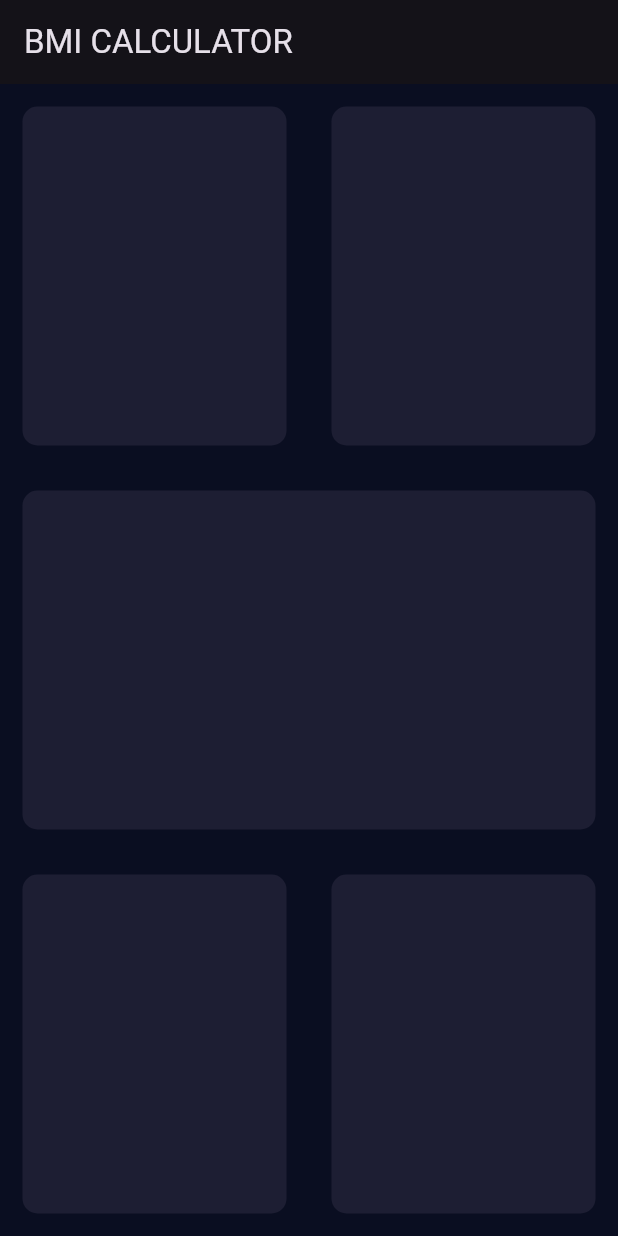
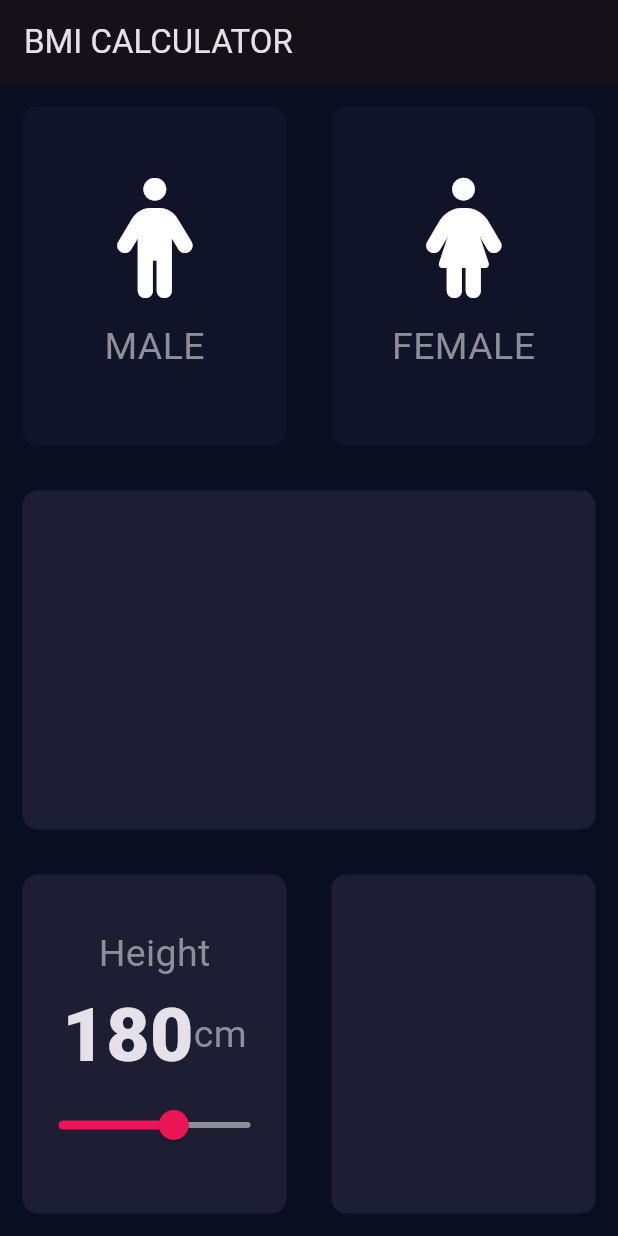
Before and after one commit to inzamam-ul-haq-FA22-BSE-078/Inzamam-FA22-BSE-078, a Flutter app: the screen it shows after launch, on a phone screen of 412 x 824 dp. Run offline on Flutter 3.47's test engine with Material 3 defaults, Android fonts, the light colour scheme and no system bars; our stand-ins replace cached_network_image, csv, flutter_staggered_animations, font_awesome_flutter, pdf, printing and 4 more; accounts and stored records are empty.

Commit message:
video 4 to 13
Summary :  Video 4 (Layout design)
Description : in this lecture , we make the layout for our input page by making containers and design them. (2:29 am)

Summary : Video 5 (Extract widget)
Description : in this lecture we extract the widget and name it RepeatContainerCode and we apply colors on our cards or containers that we make earlier. (2:51 am)

Summary : Video 6 (icon and text)
Description : we make the icon and text of male and female box (3:28 am)

Summary : video 7 (smart work)
Description : we make the 2 more files : one for card reusable code and other one for icon & text reusable code. (3:34 am)

Summary : video 8 (gesture detector)
Description : in this lecture we focus on the gesture detecture and also do a thing widget wrap (3:55 am)

Summary : video 9 (enum)
Description : in this lecture we make the enum for genders and access it in the same way (4:00 am)

Summary : video 10 (ternary operator)
Description :  we just simple the code of active and deactive and card color by just using ternary opertors (4:10 am)

Summary : video 11 (Function object)
Description :  we use the gesture detector with function use as an object that make the code more simple. (4:22 am)

Summary : video 12 (const file)
Description : we make a file where we only put the variables that we use anywhere in the project code files

Summary : video 13 (Height slider)
Description : we make a slider for height as we move the slider the height also change

```diff
--- /dev/null
+++ b/BMI-Calculator-Project/lib/constantFile.dart
@@ -0,0 +1,13 @@
+import 'package:flutter/material.dart';
+
+const activeColor = Color(0xFF1D1E33);
+const deActiveColor = Color(0xFF111328 );
+const klabelstyle=TextStyle(
+  fontSize: 25.0,
+  color: Color(0xFF8D8E98),
+);
+
+const knumberstyle=TextStyle(
+  fontSize: 50.0,
+  fontWeight: FontWeight.w900,
+);
--- /dev/null
+++ b/BMI-Calculator-Project/lib/containerFile.dart
@@ -0,0 +1,23 @@
+import 'package:flutter/material.dart';
+
+class RepeatContainerCode extends StatelessWidget {
+  RepeatContainerCode({required this.colors, this.cardWidget, this.onPressed,});
+
+  final Color colors;
+  final Widget? cardWidget;
+  final Function()? onPressed;
+  @override
+  Widget build(BuildContext context) {
+    return GestureDetector(
+      onTap: onPressed,
+      child: Container(
+        margin: EdgeInsets.all(15.0),
+        child: cardWidget,
+        decoration: BoxDecoration(
+            color: colors,
+            borderRadius: BorderRadius.circular(10.0)
+        ),
+      ),
+    );
+  }
+}
--- /dev/null
+++ b/BMI-Calculator-Project/lib/iconTextFile.dart
@@ -0,0 +1,33 @@
+import 'package:bmi_calculator/constantFile.dart';
+import 'package:flutter/material.dart';
+import 'constantFile.dart';
+class RepeatTextandIconsWidget extends StatelessWidget {
+  const RepeatTextandIconsWidget({
+    Key? key,
+    required this.icondata,
+    required this.label,
+  }) : super(key: key);
+
+  final IconData icondata;
+  final String label;
+
+  @override
+  Widget build(BuildContext context) {
+    return Column(
+      mainAxisAlignment: MainAxisAlignment.center,
+      children: <Widget>[
+        Icon(
+          icondata,
+          size: 80.0,
+        ),
+        const SizedBox(
+          height: 15.0,
+        ),
+        Text(
+          label,
+          style: klabelstyle,
+        ),
+      ],
+    );
+  }
+}
--- a/BMI-Calculator-Project/lib/input_page.dart
+++ b/BMI-Calculator-Project/lib/input_page.dart
@@ -1,4 +1,16 @@
+import 'package:bmi_calculator/constantFile.dart';
 import 'package:flutter/material.dart';
+import 'package:font_awesome_flutter/font_awesome_flutter.dart';
+import 'iconTextFile.dart';
+import 'containerFile.dart';
+import 'constantFile.dart';
+
+
+enum Gender{
+  male,
+  female,
+  none,
+}
 
 class InputPage extends StatefulWidget {
   @override
@@ -7,7 +19,22 @@ class InputPage extends StatefulWidget {
 
 class _InputPageState extends State<InputPage> {
 
-
+  Gender selectGender=Gender.none;
+  int sliderHeight=180;
+// Color maleColor = deActiveColor;
+// Color feMaleColor = deActiveColor;
+// void updateColor(Gender gendertype) {
+//   if (gendertype==Gender.male)
+//     {
+//        maleColor = activeColor;
+//        feMaleColor = deActiveColor;
+//     }
+//   if (gendertype==Gender.female)
+//   {
+//     maleColor = deActiveColor;
+//     feMaleColor = activeColor;
+//   }
+// }
   @override
   Widget build(BuildContext context) {
     return Scaffold(
@@ -15,56 +42,91 @@ class _InputPageState extends State<InputPage> {
         title: Text('BMI CALCULATOR'),
       ),
       body: Column(
+        crossAxisAlignment: CrossAxisAlignment.stretch,
         children:<Widget> [
           Expanded(child: Row(
             children: <Widget>[
-              Expanded(child:
-              Container(
-                margin: EdgeInsets.all(15.0),
-                decoration: BoxDecoration(
-                    color: Color(0xFF1D1E33),
-                    borderRadius: BorderRadius.circular(10.0)
-                ),
-              )
+              Expanded(
+
+                    child: RepeatContainerCode(
+                      onPressed: (){
+                        setState(() {
+                          selectGender=Gender.male;
+                        });
+                      },
+                                    colors: selectGender==Gender.male?activeColor:deActiveColor,
+                                    cardWidget: RepeatTextandIconsWidget(
+                    icondata: FontAwesomeIcons.male,
+                    label: 'MALE',
+                                    ),
+                                  ),
+
               ),
-              Expanded(child:
-              Container(
-                margin: EdgeInsets.all(15.0),
-                decoration: BoxDecoration(
-                    color: Color(0xFF1D1E33),
-                    borderRadius: BorderRadius.circular(10.0)
-                ),
-              )
+              Expanded(
+
+                    child: RepeatContainerCode(
+                      onPressed: (){
+                        setState(() {
+                          selectGender=Gender.female;
+                        });
+                      },
+                                    colors: selectGender==Gender.female?activeColor:deActiveColor ,
+                                    cardWidget: RepeatTextandIconsWidget(
+                    icondata: FontAwesomeIcons.female,
+                    label: 'FEMALE',
+                                    ),
+                                  ),
+
               ),
             ],
           )),
           Expanded(
-            child: Container(
-              margin: EdgeInsets.all(15.0),
-              decoration: BoxDecoration(
-                color: Color(0xFF1D1E33),
-                borderRadius: BorderRadius.circular(10.0)
-              ),
+            child: RepeatContainerCode(
+              colors: Color(0xFF1D1E33),
             )
           ),
           Expanded(child: Row(
             children: <Widget>[
               Expanded(child:
-              Container(
-                margin: EdgeInsets.all(15.0),
-                decoration: BoxDecoration(
-                    color: Color(0xFF1D1E33),
-                    borderRadius: BorderRadius.circular(10.0)
+              RepeatContainerCode(
+                colors: Color(0xFF1D1E33),
+                cardWidget: Column(
+                  mainAxisAlignment: MainAxisAlignment.center,
+                  children: <Widget>[
+                    Text('Height', style: klabelstyle,),
+                    Row(
+                      mainAxisAlignment: MainAxisAlignment.center,
+                      children: <Widget>[
+                        Text(
+                            sliderHeight.toString(),
+                          style: knumberstyle
+                        ),
+                        Text(
+                          'cm',
+                          style: klabelstyle,
+                        ),
+
+                      ],
+                    ),
+                    Slider(
+                      value: sliderHeight.toDouble(),
+                      min: 120,
+                      max: 220,
+                      activeColor: Color(0xFFEB1555),
+                      inactiveColor: Color(0xFF8D8E98),
+                      onChanged: (double newValue) {
+                        setState(() {
+                          sliderHeight = newValue.round();
+                        });
+                      },
+                    ),
+                  ],
                 ),
               )
               ),
               Expanded(child:
-              Container(
-                margin: EdgeInsets.all(15.0),
-                decoration: BoxDecoration(
-                    color: Color(0xFF1D1E33),
-                    borderRadius: BorderRadius.circular(10.0)
-                ),
+              RepeatContainerCode(
+                colors: Color(0xFF1D1E33),
               )
               ),
             ],
```
